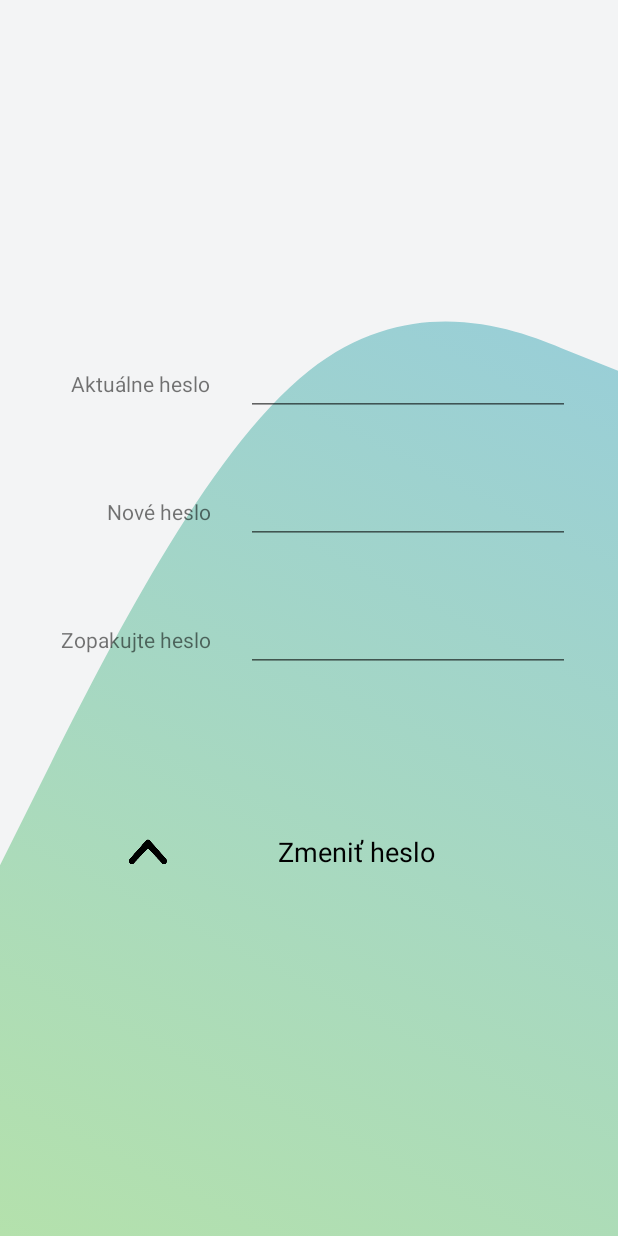
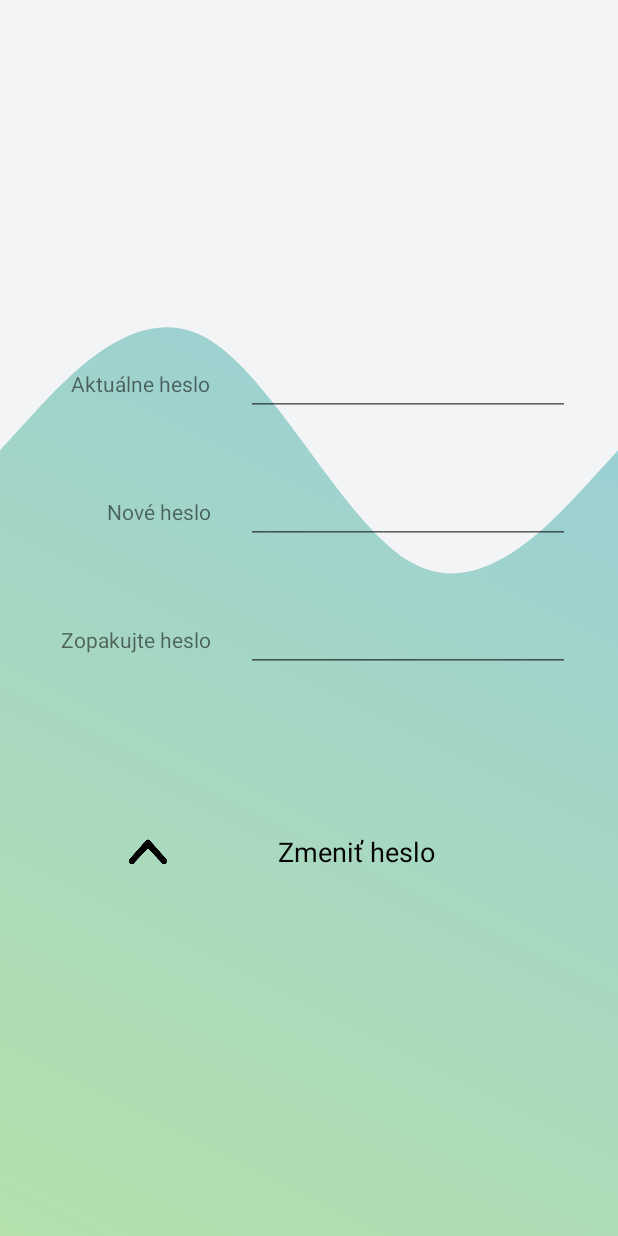
Before and after one commit to Mincoo13/mobv, an Android app: the ChangePasswordFragment screen opened through its navigation route, on a phone screen of 412 x 824 dp. Run offline under Robolectric (Android 15) with nearby library versions, the phone set to English and light mode, and no system bars; our stand-ins replace Room's generated code, data binding; network calls fail.

Commit message:
change password layout image changed

```diff
--- /dev/null
+++ b/app/src/main/res/drawable/ic_wave_7.xml
@@ -0,0 +1,9 @@
+<vector xmlns:android="http://schemas.android.com/apk/res/android"
+    android:width="1440dp"
+    android:height="320dp"
+    android:viewportWidth="1440"
+    android:viewportHeight="320">
+  <path
+      android:pathData="M1440,116.58l-80,9.74c-80,9.39-240,29.42-400,19.4S640,97.45,480,87.43s-320,10-400,19.4L0,116.58V0H1440Z"
+      android:fillColor="#f3f4f5"/>
+</vector>
--- a/app/src/main/res/layout/fragment_change_password.xml
+++ b/app/src/main/res/layout/fragment_change_password.xml
@@ -20,7 +20,7 @@
         <androidx.constraintlayout.widget.ConstraintLayout
             android:layout_width="match_parent"
             android:layout_height="match_parent"
-            android:background="@drawable/ic_wave_4">
+            android:background="@drawable/ic_wave_7">
 
 
             <EditText
```
